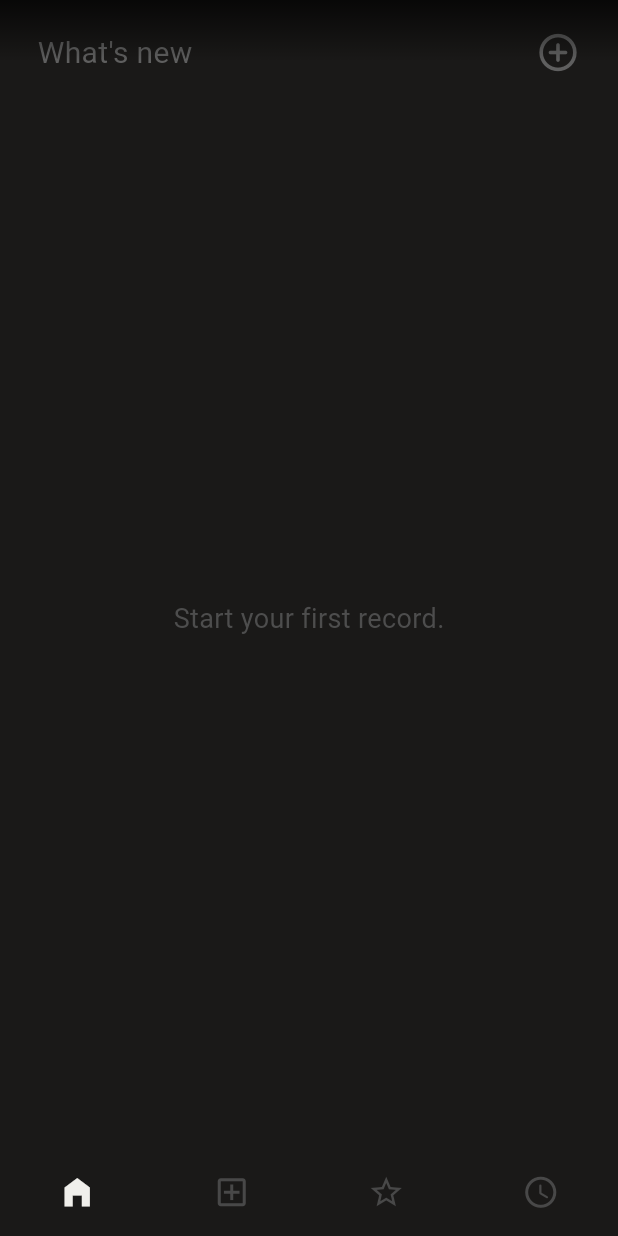
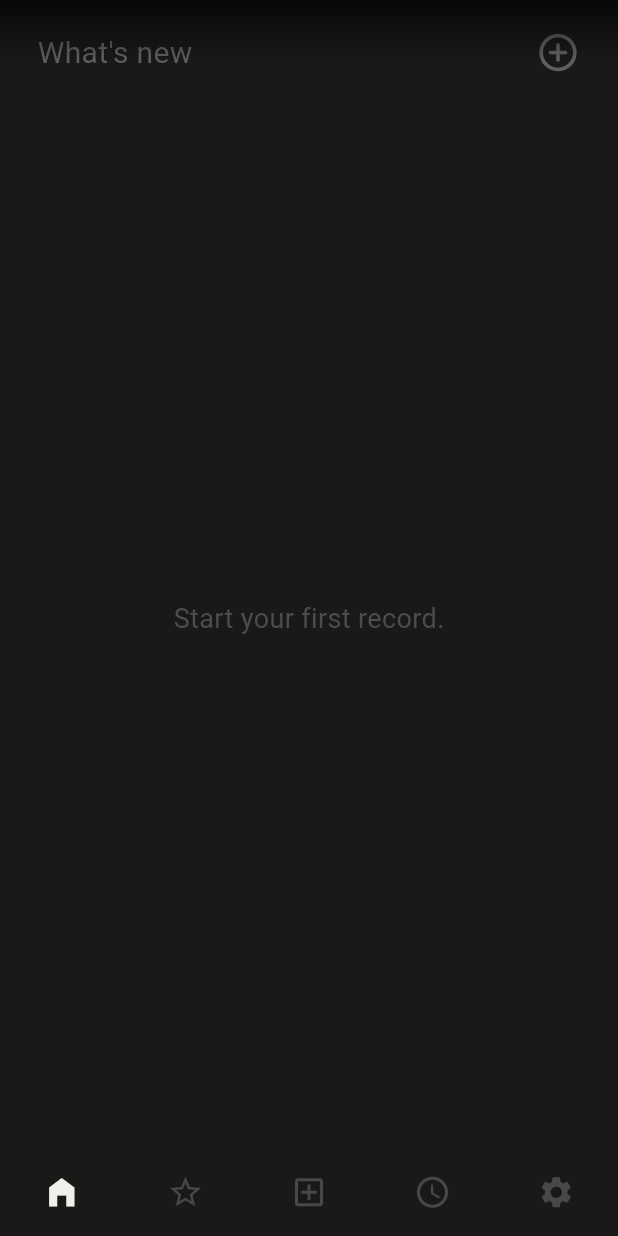
Before and after one commit to wold21/creeate_memo, a Flutter app: the screen it shows after launch, on a phone screen of 412 x 824 dp. Run offline on Flutter 3.47's test engine with Material 3 defaults, Android fonts, the phone set to English and light mode, and no system bars; our stand-ins replace flutter_heatmap_calendar, sqflite; accounts and stored records are empty.

Commit message:
feat: settings 페이지 추가

```diff
--- a/lib/components/nav/custom_bottom_nav_bar.dart
+++ b/lib/components/nav/custom_bottom_nav_bar.dart
@@ -24,16 +24,16 @@ class CustomBottomNavBar extends StatelessWidget {
             isActive: currentIndex == 0,
           ),
           CustomNavItem(
+            index: 1,
+            onTap: onTap,
+            icon: Icons.star_border_sharp,
+            isActive: currentIndex == 1,
+          ),
+          CustomNavItem(
             index: -1,
             icon: Icons.add_box_outlined,
             onTap: onTap,
             isActive: currentIndex == -1,
-          ),
-          CustomNavItem(
-            index: 1,
-            onTap: onTap,
-            icon: Icons.star_border_sharp,
-            isActive: currentIndex == 1,
           ),
           CustomNavItem(
             index: 2,
@@ -41,6 +41,12 @@ class CustomBottomNavBar extends StatelessWidget {
             icon: Icons.access_time_rounded,
             isActive: currentIndex == 2,
           ),
+          CustomNavItem(
+            index: 3,
+            onTap: onTap,
+            icon: Icons.settings,
+            isActive: currentIndex == 3,
+          ),
         ],
       ),
     );
--- a/lib/components/record/record_tile.dart
+++ b/lib/components/record/record_tile.dart
@@ -1,7 +1,6 @@
 import 'package:create_author/components/context_menu.dart';
 import 'package:create_author/databases/record/record_helper.dart';
 import 'package:create_author/models/record.dart';
-import 'package:create_author/pages/scaffold_page.dart';
 import 'package:create_author/utils/date.dart';
 import 'package:flutter/material.dart';
 import 'package:provider/provider.dart';
--- a/lib/pages/scaffold_page.dart
+++ b/lib/pages/scaffold_page.dart
@@ -5,6 +5,7 @@ import 'package:create_author/models/record.dart';
 import 'package:create_author/pages/favorite_page.dart';
 import 'package:create_author/pages/graph_page.dart';
 import 'package:create_author/pages/home_page.dart';
+import 'package:create_author/pages/settings_page.dart';
 import 'package:flutter/material.dart';
 import 'package:flutter/rendering.dart';
 import 'package:provider/provider.dart';
@@ -46,6 +47,7 @@ class ScaffoldPageState extends State<ScaffoldPage> {
       HomePage(scrollController: _scrollController),
       FavoritePage(scrollController: _scrollController),
       GraphPage(scrollController: _scrollController),
+      SettingsPage()
     ];
   }
 
```
Also changed, not shown: lib/pages/settings_page.dart (added, +12 -0 lines).
